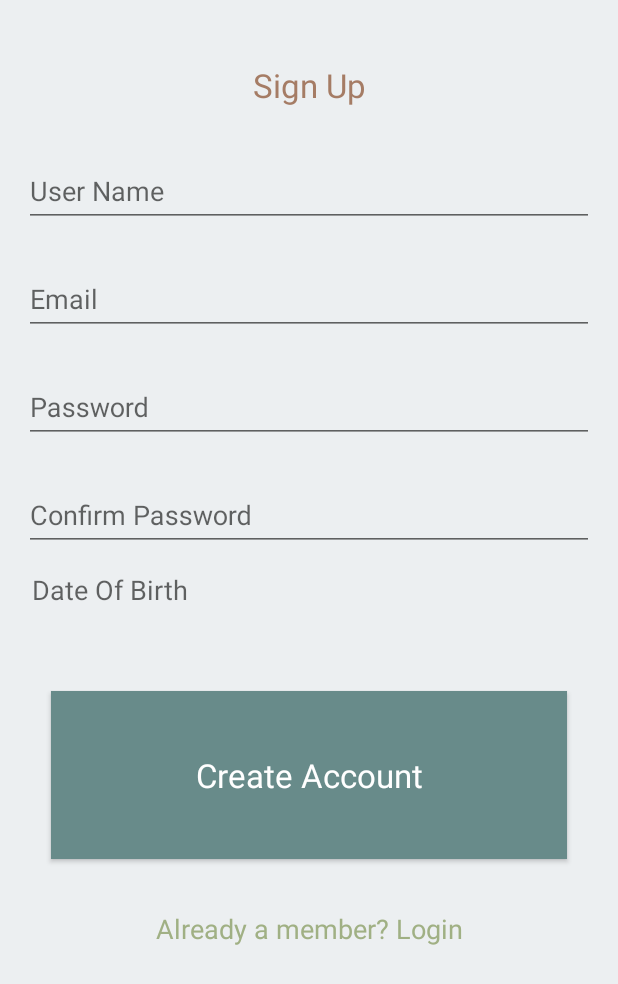
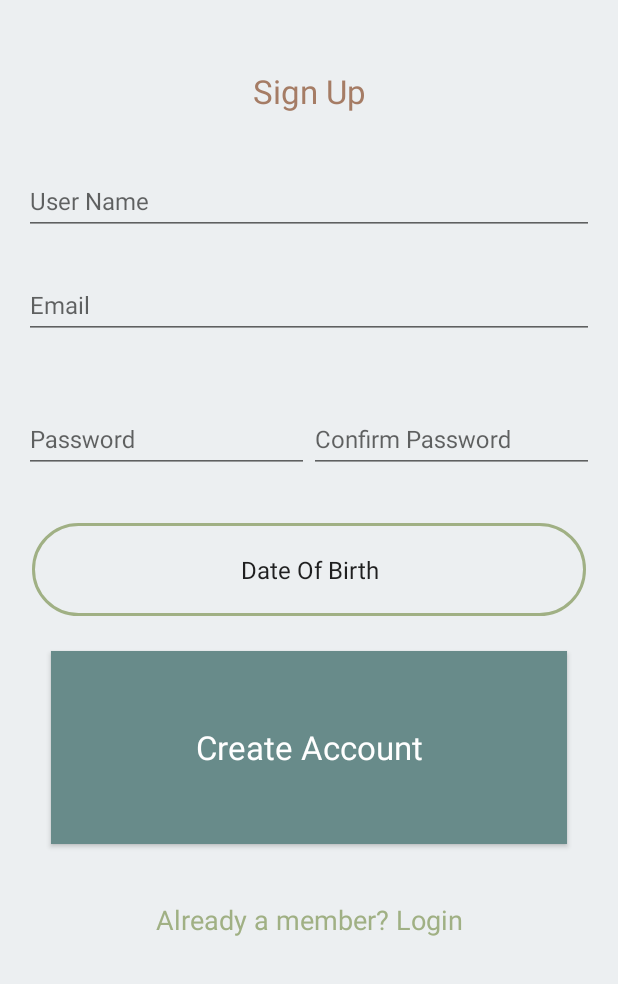
Before and after one commit to ndzalman/Calendar_Client, an Android app: the layout activity_sign_up.xml on its own in the app's theme, with its tools: preview values and no code run, on a phone screen of 412 x 824 dp. Shown: the top 984 px of the screen. Run offline under Robolectric (Android 15) with nearby library versions, the phone set to English and light mode, and no system bars.

Commit message:
User and Event classes update according to the server. contacts functionality added. some design modification

```diff
--- a/app/src/main/java/com/calendar_client/utils/ApplicationConstants.java
+++ b/app/src/main/java/com/calendar_client/utils/ApplicationConstants.java
@@ -2,7 +2,7 @@ package com.calendar_client.utils;
 public class ApplicationConstants {
 
 //   public static final String SERVER_IP = "10.0.0.100"; // nadav IP
-   public static final String SERVER_IP = "192.168.1.19"; // anael IP
+   public static final String SERVER_IP = "192.168.1.11"; // anael IP
 //   public static final String SERVER_IP = "localhost";
     public static final String PORT = "8080";
 
--- a/app/src/main/res/layout/activity_sign_up.xml
+++ b/app/src/main/res/layout/activity_sign_up.xml
@@ -47,8 +47,11 @@
             android:layout_height="wrap_content"
             android:layout_gravity="center_vertical"
             android:textColorHint="@color/colorPrimary"
-            android:textColor="@color/colorPrimary"
-            android:layout_weight="0.5" />
+            android:nextFocusDown="@+id/etEmail"
+            android:nextFocusForward="@+id/etEmail"
+            android:nextFocusRight="@+id/etEmail"
+            android:layout_weight="0.5"
+            android:textAppearance="@style/TextAppearance.AppCompat.Subhead" />
     </android.support.design.widget.TextInputLayout>
 
 
@@ -62,31 +65,43 @@
         android:hint="@string/sign_up_email_hint"
         android:inputType="textEmailAddress"
         android:layout_width="match_parent"
+        android:nextFocusDown="@+id/etPassword"
         android:layout_height="wrap_content"
         android:layout_gravity="center_vertical"
         android:textColorHint="@color/colorPrimary"
-        android:layout_weight="0.5" />
+        android:layout_weight="0.5"
+        android:textAppearance="@style/TextAppearance.AppCompat.Subhead" />
     </android.support.design.widget.TextInputLayout>
+
+    <LinearLayout
+        android:orientation="horizontal"
+        android:layout_width="match_parent"
+        android:layout_height="wrap_content"
+        android:layout_weight="1">
 
         <android.support.design.widget.TextInputLayout
             android:layout_width="match_parent"
-        android:layout_height="wrap_content"
+            android:layout_height="match_parent"
             android:layout_marginBottom="8dp"
+            android:layout_weight="0.25"
             android:layout_marginTop="8dp">
             <EditText
                 android:id="@+id/etPassword"
+                android:inputType="textPassword"
+                android:nextFocusDown="@+id/etConfirmPassword"
                 android:hint="@string/sign_up_password_hint"
                 android:layout_width="match_parent"
                 android:layout_height="wrap_content"
                 android:layout_gravity="center_vertical"
                 android:textColorHint="@color/colorPrimary"
-        android:layout_weight="0.5" />
+                android:layout_weight="0.25"
+                android:textAppearance="@style/TextAppearance.AppCompat.Subhead" />
         </android.support.design.widget.TextInputLayout>
-
 
         <android.support.design.widget.TextInputLayout
             android:layout_width="match_parent"
-        android:layout_height="wrap_content"
+            android:layout_height="match_parent"
+            android:layout_weight="0.25"
             android:layout_marginBottom="8dp"
             android:layout_marginTop="8dp">
         <EditText
@@ -94,11 +109,15 @@
             android:hint="@string/sign_up_confirm_password_hint"
             android:layout_width="match_parent"
             android:layout_height="wrap_content"
+            android:inputType="textPassword"
+            android:nextFocusDown="@+id/tvDateOfBirth"
             android:layout_gravity="center_vertical"
             android:textColorHint="@color/colorPrimary"
-        android:layout_weight="0.5" />
+            android:layout_weight="0.25"
+            android:textAppearance="@style/TextAppearance.AppCompat.Subhead" />
         </android.support.design.widget.TextInputLayout>
 
+    </LinearLayout>
 
 
     <TextView
@@ -108,8 +127,11 @@
         android:layout_height="wrap_content"
         android:layout_gravity="center_horizontal"
         android:layout_weight="1"
+        android:background="@drawable/clickable_text_view"
+        android:nextFocusDown="@+id/btnSignUp"
         android:text="@string/sign_up_date"
-        android:textAppearance="?android:attr/textAppearanceMedium" />
+        android:gravity="center"
+        android:textAppearance="@style/TextAppearance.AppCompat.Subhead" />
 
 
     <android.support.v7.widget.AppCompatButton
@@ -138,6 +160,5 @@
         android:text="@string/sign_up_link_login"
         android:textAppearance="?android:attr/textAppearanceMedium" />
 
-
 </LinearLayout>
 </ScrollView>
--- a/app/src/main/res/values/strings.xml
+++ b/app/src/main/res/values/strings.xml
@@ -78,5 +78,8 @@
     <string name="exit_dialog_postive">YES</string>
     <string name="exit_dialog_negative">NO</string>
 
+    <!--Contact fragnebt-->
+    <string name="add_contacts">Add contact to this event</string>
+
 
 </resources>
```
Also changed, not shown: app/src/main/java/com/calendar_client/data/Event.java (+19 -7 lines), app/src/main/java/com/calendar_client/data/User.java (+21 -3 lines), app/src/main/java/com/calendar_client/ui/ContactFragment.java (+53 -12 lines), app/src/main/java/com/calendar_client/ui/EventDetailsFragement.java (+13 -8 lines), app/src/main/java/com/calendar_client/ui/LoginActivity.java (+11 -4 lines), app/src/main/java/com/calendar_client/ui/MainActivity.java (+9 -0 lines), app/src/main/java/com/calendar_client/utils/Data.java (added, +38 -0 lines), app/src/main/java/com/calendar_client/utils/EventsDBHandler.java (+5 -3 lines), app/src/main/res/layout/activity_events_day.xml (added, +36 -0 lines), app/src/main/res/layout/contacts_layout.xml (deleted, +0 -10 lines), app/src/main/res/layout/fragment_contacts.xml (added, +28 -0 lines), app/src/main/res/layout/single_contant_layout.xml (+35 -4 lines), app/src/main/res/drawable-hdpi/ic_perm_contact_calendar.png (added), app/src/main/res/drawable-mdpi/ic_perm_contact_calendar.png (added), 3 more files, 2 other files. Lines whose indentation alone changed are shown as unchanged.
